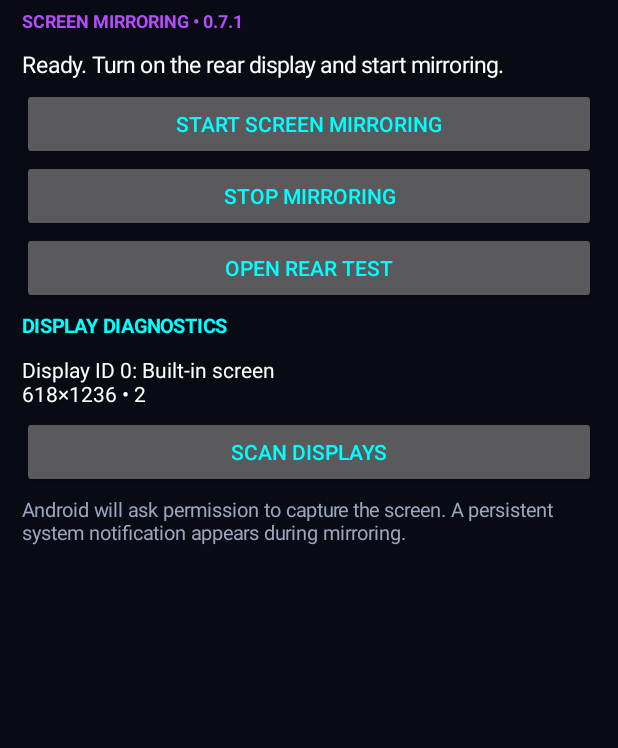
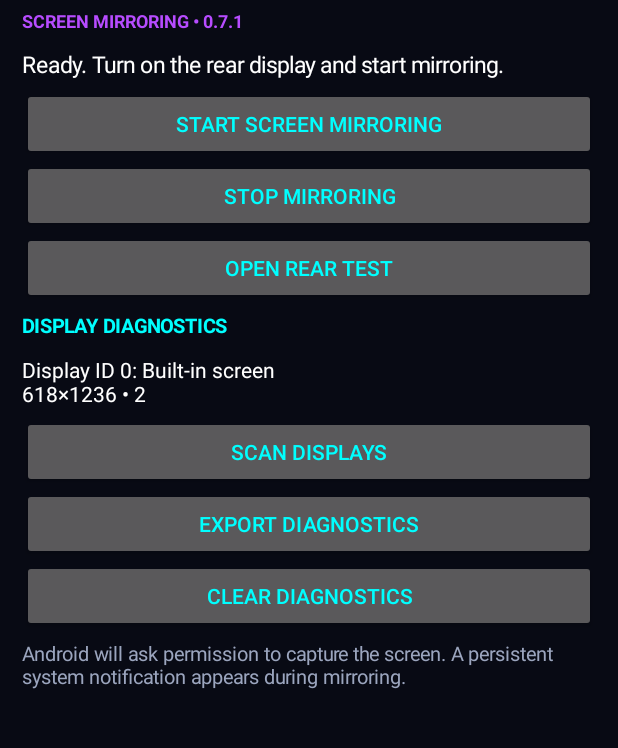
Before and after one commit to iZvex/MiRead, an Android app: the screen it shows after launch (MainActivity), on a phone screen of 412 x 824 dp, the part 160-908 px from its top. Run offline under Robolectric (Android 15) with nearby library versions, the phone set to English and light mode, and no system bars; 1 statement that could not run was skipped.

Commit message:
Add main display frame metrics and diagnostics export

```diff
--- a/app/src/main/java/ru/mirear/MainActivity.kt
+++ b/app/src/main/java/ru/mirear/MainActivity.kt
@@ -14,6 +14,10 @@ class MainActivity: Activity() {
  private val pm by lazy { getSystemService(MEDIA_PROJECTION_SERVICE) as MediaProjectionManager }
  private lateinit var report: TextView
  private lateinit var status: TextView
+ private var frameListener: Window.OnFrameMetricsAvailableListener? = null
+ private var frameSamples = 0
+ private var jankyFrames = 0
+ private var maxFrameMs = 0.0
  override fun onCreate(savedInstanceState: Bundle?) {
   super.onCreate(savedInstanceState); window.statusBarColor=Color.rgb(8,10,20); window.navigationBarColor=Color.BLACK
   val root=LinearLayout(this).apply { orientation=1; setPadding(22,28,22,24); setBackgroundColor(Color.rgb(8,10,20)) }
@@ -30,8 +34,12 @@ class MainActivity: Activity() {
   c.addView(label("DISPLAY DIAGNOSTICS",13f,Color.CYAN,true))
   report=label("",14f,Color.WHITE); c.addView(report)
   c.addView(button("SCAN DISPLAYS"){scan()})
+  c.addView(button("EXPORT DIAGNOSTICS"){shareDiagnostics()})
+  c.addView(button("CLEAR DIAGNOSTICS"){Diagnostics.clear(this); status.text="Diagnostics cleared."})
   c.addView(label("Android will ask permission to capture the screen. A persistent system notification appears during mirroring.",13f,0xff9ba5be.toInt()))
   scroll.addView(c); root.addView(scroll); setContentView(root); scan()
+  installFrameDiagnostics()
+  Diagnostics.log(this, "APP_STARTED sdk=${Build.VERSION.SDK_INT} model=${Build.MANUFACTURER} ${Build.MODEL} appVersion=0.7.6")
  }
  private fun rear()=dm.displays.firstOrNull{it.displayId!=0 && it.mode.physicalWidth<=300 && it.mode.physicalHeight<=500} ?: dm.displays.firstOrNull{it.displayId!=0}
  private fun startCapture(){ if(rear()==null){status.text="Rear display not found. Scan displays.";return}; @Suppress("DEPRECATION") startActivityForResult(pm.createScreenCaptureIntent(),77) }
```
